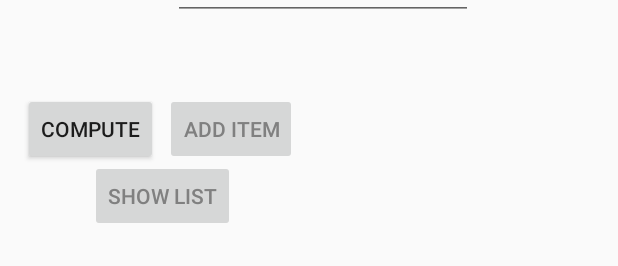
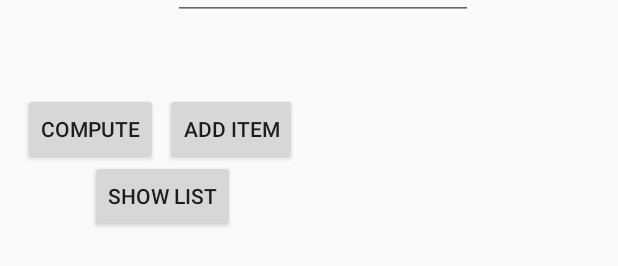
Before and after one commit to OnlyInSpace/ShoppingCalculator, an Android app: the layout activity_main.xml on its own in the app's theme, with its tools: preview values and no code run, on a phone screen of 412 x 824 dp. Shown: the part 512-778 px from the top of the screen. Run offline under Robolectric (Android 15) with nearby library versions, the phone set to English and light mode, and no system bars.

```diff
--- a/ShoppingCalculator/app/src/main/java/com/example/shoppingcalculator/AddItemActivity.java
+++ b/ShoppingCalculator/app/src/main/java/com/example/shoppingcalculator/AddItemActivity.java
@@ -32,10 +32,12 @@ public class AddItemActivity extends AppCompatActivity {
 
     @Override
     public void onBackPressed() {
-        String item_name = showItems.getText().toString();
-        double item_price = Double.parseDouble(itemPrice.getText().toString());
+        // Assign Item values
+        String item_name = itemName.getText().toString();
+        double item_price = Math.round(Double.parseDouble(itemPrice.getText().toString()));
         item_price = Math.round(item_price*100.0) / 100.0;  //Rounding to 2 decimal places
         double quantity = Double.parseDouble(itemQuantity.getText().toString());
+
         if (quantity > 0 && item_price > 0) {
             MainActivity.shoppingItems.add(new Item(item_name, item_price, quantity));
             Intent intent = new Intent(AddItemActivity.this, MainActivity.class);
--- a/ShoppingCalculator/app/src/main/res/layout/activity_main.xml
+++ b/ShoppingCalculator/app/src/main/res/layout/activity_main.xml
@@ -142,7 +142,7 @@
             android:focusable="false"
             />
     </LinearLayout>
-    <!-- Row 6 contains the compute Button !-->
+    <!-- Row 6 contains the compute Button -->
     <LinearLayout
         android:layout_width="wrap_content"
         android:layout_height="wrap_content"
@@ -173,8 +173,6 @@
             android:layout_width="wrap_content"
             android:layout_height="wrap_content"
             android:text="Add Item"
-            android:textColor="#808080"
-            android:enabled="false"
             android:layout_marginLeft="110dp"
             android:layout_marginTop="30dp"
             android:id="@+id/main_addItemButton"
@@ -193,11 +191,10 @@
             android:layout_width="wrap_content"
             android:layout_height="wrap_content"
             android:text="Show List"
-            android:textColor="#808080"
             android:layout_marginLeft="60dp"
-            android:enabled="false"
             android:layout_marginTop="120dp"
             android:id="@+id/show_listButton"
+
             />
     </LinearLayout>
 
```
Also changed, not shown: ShoppingCalculator/app/src/main/java/com/example/shoppingcalculator/MainActivity.java (+30 -26 lines).
